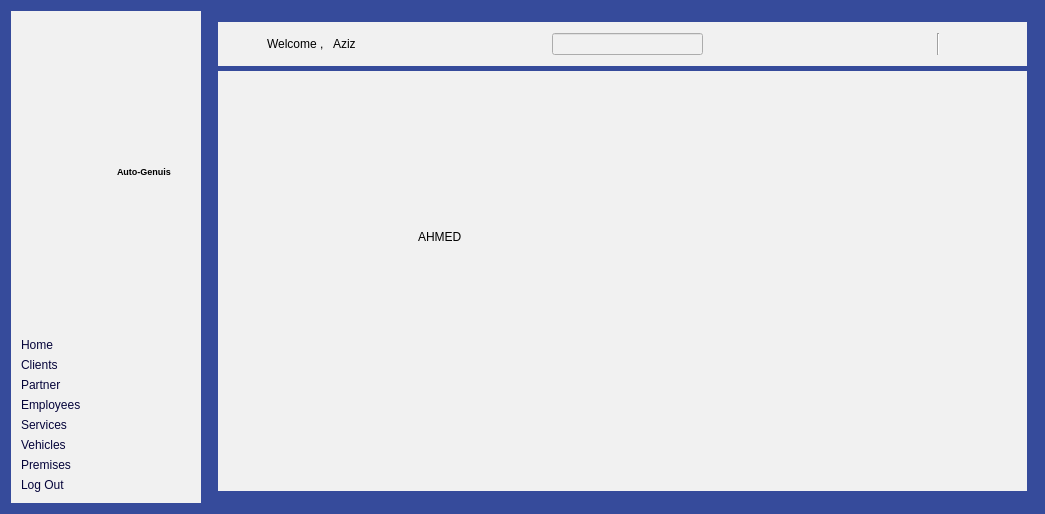
Above: mainwindow.ui from inesboubakri/AutoGenius before the change. Below: the same form after it.
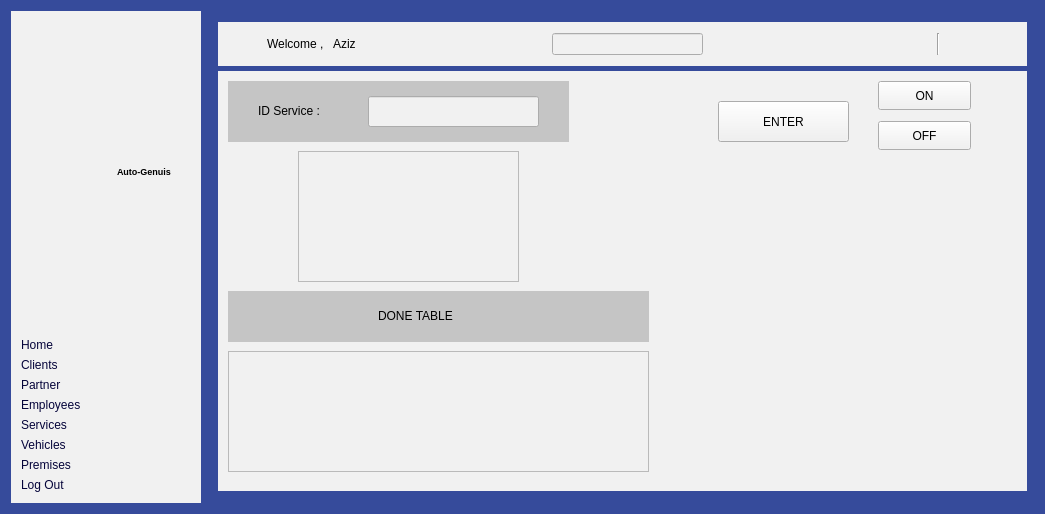
That is the form after the change. The open tabs and pages were chosen to show the change. Icons and pictures are not drawn.

```diff
--- a/mainwindow.ui
+++ b/mainwindow.ui
@@ -1389,17 +1389,149 @@
            </widget>
           </widget>
           <widget class="QWidget" name="permise">
+           <widget class="QLabel" name="label_34">
+            <property name="geometry">
+             <rect>
+              <x>10</x>
+              <y>10</y>
+              <width>341</width>
+              <height>61</height>
+             </rect>
+            </property>
+            <property name="styleSheet">
+             <string notr="true">
+background-color: rgb(197, 197, 197);</string>
+            </property>
+            <property name="text">
+             <string/>
+            </property>
+           </widget>
            <widget class="QLabel" name="label_6">
             <property name="geometry">
              <rect>
-              <x>200</x>
-              <y>100</y>
-              <width>281</width>
+              <x>40</x>
+              <y>30</y>
+              <width>91</width>
+              <height>20</height>
+             </rect>
+            </property>
+            <property name="styleSheet">
+             <string notr="true">background-color: rgb(197, 197, 197);</string>
+            </property>
+            <property name="text">
+             <string>ID Service :</string>
+            </property>
+           </widget>
+           <widget class="QTableView" name="tableView_3">
+            <property name="geometry">
+             <rect>
+              <x>80</x>
+              <y>80</y>
+              <width>221</width>
               <height>131</height>
              </rect>
             </property>
+           </widget>
+           <widget class="QWidget" name="progressWidget" native="true">
+            <property name="geometry">
+             <rect>
+              <x>470</x>
+              <y>100</y>
+              <width>301</width>
+              <height>281</height>
+             </rect>
+            </property>
+           </widget>
+           <widget class="QTableView" name="tableView_6">
+            <property name="geometry">
+             <rect>
+              <x>10</x>
+              <y>280</y>
+              <width>421</width>
+              <height>121</height>
+             </rect>
+            </property>
+           </widget>
+           <widget class="QLabel" name="label_35">
+            <property name="geometry">
+             <rect>
+              <x>10</x>
+              <y>220</y>
+              <width>421</width>
+              <height>51</height>
+             </rect>
+            </property>
+            <property name="styleSheet">
+             <string notr="true">
+background-color: rgb(197, 197, 197);</string>
+            </property>
             <property name="text">
-             <string>AHMED</string>
+             <string/>
+            </property>
+           </widget>
+           <widget class="QLabel" name="label_36">
+            <property name="geometry">
+             <rect>
+              <x>160</x>
+              <y>229</y>
+              <width>91</width>
+              <height>31</height>
+             </rect>
+            </property>
+            <property name="styleSheet">
+             <string notr="true">background-color: rgb(197, 197, 197);</string>
+            </property>
+            <property name="text">
+             <string>DONE TABLE</string>
+            </property>
+           </widget>
+           <widget class="QPushButton" name="submitButton">
+            <property name="geometry">
+             <rect>
+              <x>500</x>
+              <y>30</y>
+              <width>131</width>
+              <height>41</height>
+             </rect>
+            </property>
+            <property name="text">
+             <string>ENTER</string>
+            </property>
+           </widget>
+           <widget class="QPushButton" name="onButton">
+            <property name="geometry">
+             <rect>
+              <x>660</x>
+              <y>10</y>
+              <width>93</width>
+              <height>29</height>
+             </rect>
+            </property>
+            <property name="text">
+             <string>ON</string>
+            </property>
+           </widget>
+           <widget class="QPushButton" name="offButton">
+            <property name="geometry">
+             <rect>
+              <x>660</x>
+              <y>50</y>
+              <width>93</width>
+              <height>29</height>
+             </rect>
+            </property>
+            <property name="text">
+             <string>OFF</string>
+            </property>
+           </widget>
+           <widget class="QLineEdit" name="lineEdit_ss">
+            <property name="geometry">
+             <rect>
+              <x>150</x>
+              <y>25</y>
+              <width>171</width>
+              <height>31</height>
+             </rect>
             </property>
            </widget>
           </widget>
```
Left out of the diff: 34 changed lines with no effect on the pictures.
